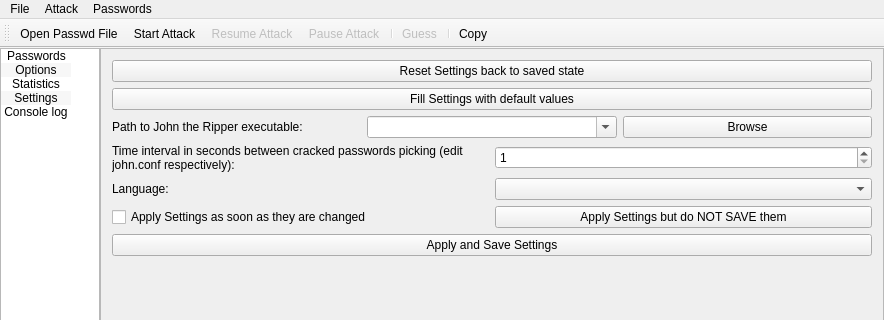
This is mainwindow.ui in openwall/johnny as Qt 5 draws it before an edit; both pictures show x 0 to 884 and y 0 to 320 of the 884 by 655 pixel window. The edited form follows.
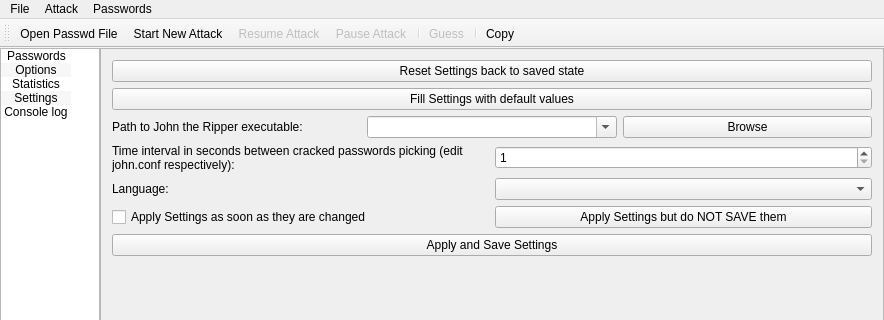
This is the edited form. Icons and pictures are not drawn.

Commit message: Continue working on multiple session management

Diff of the .ui file:
```diff
--- a/mainwindow.ui
+++ b/mainwindow.ui
@@ -1253,7 +1253,7 @@
     </iconset>
    </property>
    <property name="text">
-    <string>Start Attack</string>
+    <string>Start New Attack</string>
    </property>
    <property name="toolTip">
     <string>Start cracking passwords</string>
```
The commit also changes 2 other files.
